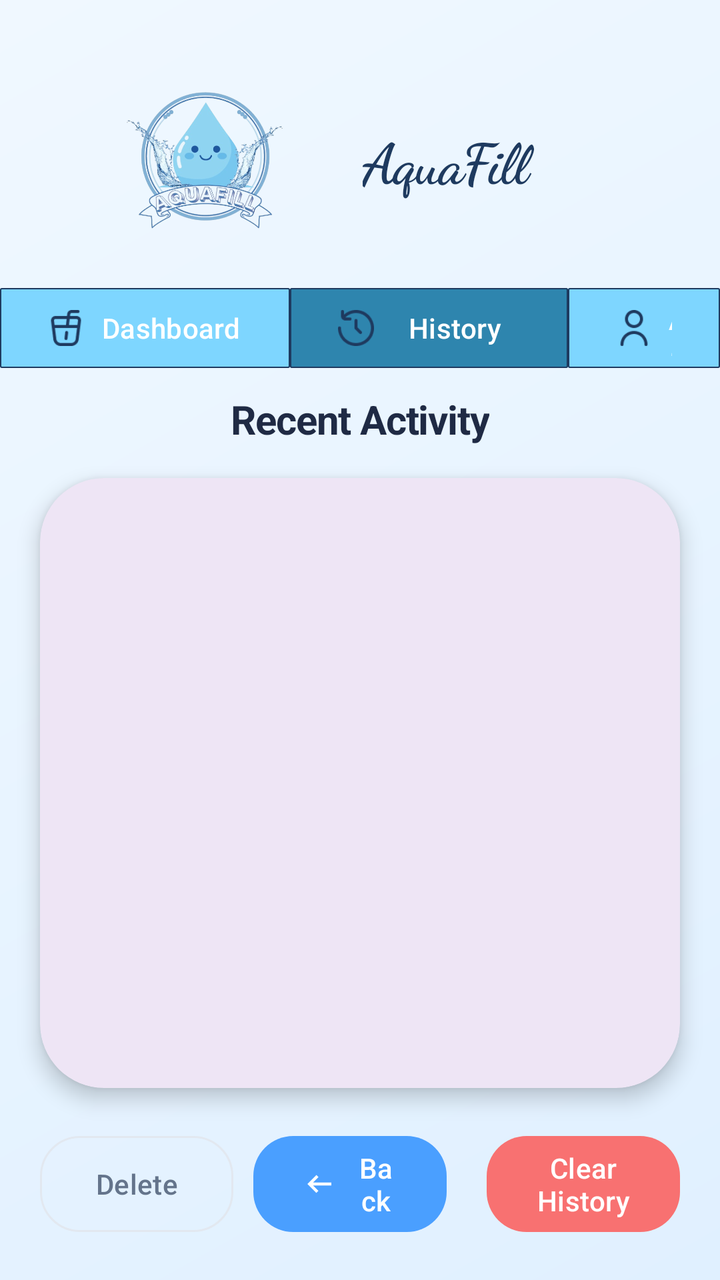
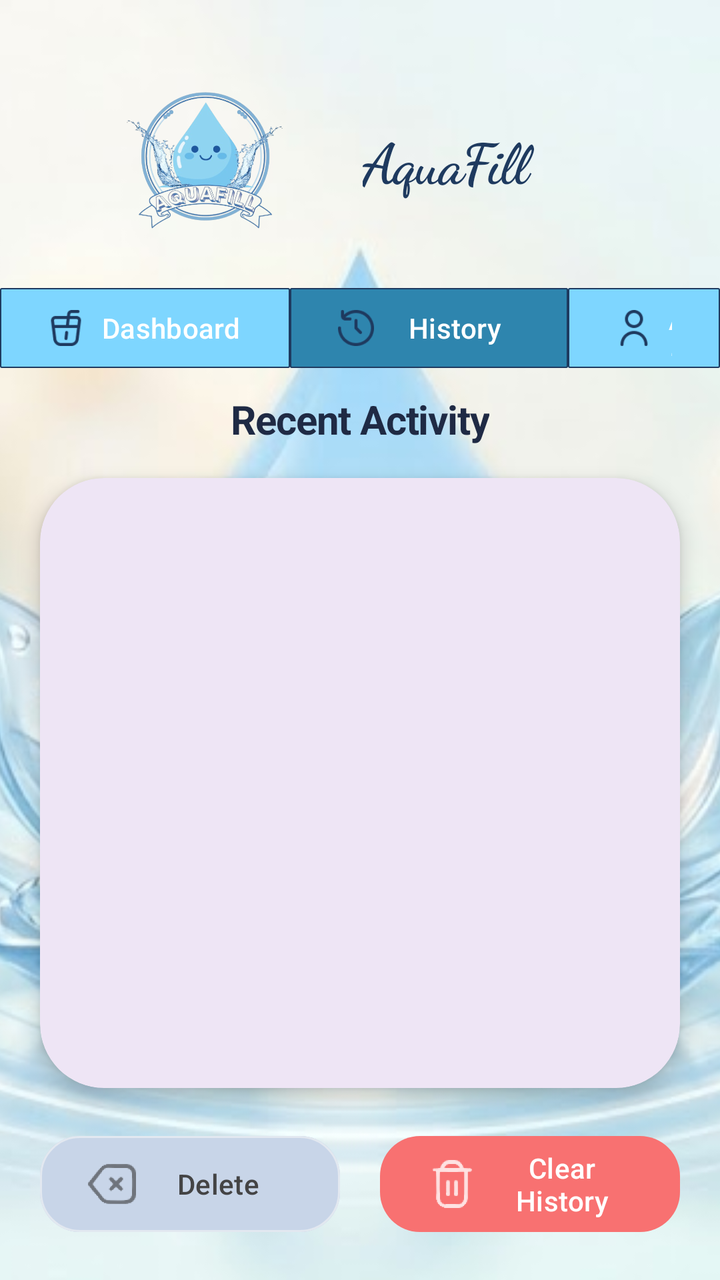

Before-and-after screenshots of an Android layout around one commit, followed by the original layout XML and the change that was made.
<!-- AndroidManifest.xml: application theme Theme.WaterReminder -->
<!-- res/layout/activity_history.xml -->
<?xml version="1.0" encoding="utf-8"?>
<androidx.constraintlayout.widget.ConstraintLayout
    xmlns:android="http://schemas.android.com/apk/res/android"
    xmlns:app="http://schemas.android.com/apk/res-auto"
    android:layout_width="match_parent"
    android:layout_height="match_parent"
    android:background="@drawable/bg_aquafill"
    android:fitsSystemWindows="true">

    <LinearLayout
        android:id="@+id/header"
        android:layout_width="0dp"
        android:layout_height="wrap_content"
        android:orientation="horizontal"
        android:paddingHorizontal="24dp"
        android:paddingTop="40dp"
        android:gravity="center_vertical"
        app:layout_constraintTop_toTopOf="parent"
        app:layout_constraintStart_toStartOf="parent"
        app:layout_constraintEnd_toEndOf="parent">

        <ImageView
            android:id="@+id/imageView"
            android:layout_width="3dp"
            android:layout_height="80dp"
            android:layout_weight="1"
            app:srcCompat="@drawable/pic" />

        <TextView
            android:layout_width="0dp"
            android:layout_height="wrap_content"
            android:layout_weight="1"
            android:text="AquaFill"
            android:textColor="#1E3A5F"
            android:textSize="28sp"
            android:fontFamily="cursive"
            android:textStyle="bold"
            android:letterSpacing="-0.02" />

    </LinearLayout>
    <LinearLayout
        android:id="@+id/navBar"
        android:layout_width="0dp"
        android:layout_height="wrap_content"
        android:orientation="horizontal"
        android:paddingHorizontal="0dp"
        android:paddingTop="20dp"
        android:gravity="center_vertical"
        app:layout_constraintTop_toBottomOf="@+id/header"
        app:layout_constraintStart_toStartOf="parent"
        app:layout_constraintEnd_toEndOf="parent">

        <com.google.android.material.button.MaterialButton
            android:id="@+id/btnDashboard"
            style="@style/Widget.Material3.Button"
            android:layout_width="145dp"
            android:layout_height="48dp"
            android:text="Dashboard"
            android:textSize="14sp"
            app:backgroundTint="#7ED6FF"
            app:cornerRadius="1dp"
            app:icon="@drawable/drinkdash"
            app:iconTint="#1E3A5F"
            app:strokeColor="#1E3A5F"
            app:strokeWidth="0.5dp" />

        <com.google.android.material.button.MaterialButton
            android:id="@+id/btnHisto"
            style="@style/Widget.Material3.Button"
            android:layout_width="139dp"
            android:layout_height="48dp"
            android:text="History"
            android:textSize="14sp"
            app:icon="@drawable/histdash"
            app:cornerRadius="1dp"
            app:backgroundTint="#2E85AE"
            app:iconTint="#1E3A5F"
            app:strokeColor="#1E3A5F"
            app:strokeWidth="0.5dp" />

        <com.google.android.material.button.MaterialButton
            android:id="@+id/btnAcc"
            style="@style/Widget.Material3.Button"
            android:layout_width="wrap_content"
            android:layout_height="48dp"
            android:text="Account"
            android:textSize="14sp"
            app:icon="@drawable/acc"
            app:cornerRadius="1dp"
            app:backgroundTint="#7ED6FF"
            app:iconTint="#1E3A5F"
            app:strokeColor="#1E3A5F"
            app:strokeWidth="0.5dp" />
    </LinearLayout>

    <TextView
        android:id="@+id/tv_recent_title"
        android:layout_width="wrap_content"
        android:layout_height="wrap_content"
        android:text="Recent Activity"
        android:textColor="#1F2A44"
        android:textSize="20sp"
        android:textStyle="bold"
        android:letterSpacing="-0.02"
        android:layout_marginTop="8dp"
        app:layout_constraintStart_toStartOf="parent"
        app:layout_constraintEnd_toEndOf="parent"
        app:layout_constraintTop_toBottomOf="@id/navBar" />

    <com.google.android.material.card.MaterialCardView
        android:id="@+id/history_card"
        android:layout_width="0dp"
        android:layout_height="0dp"
        android:layout_marginHorizontal="20dp"
        android:layout_marginTop="16dp"
        app:cardCornerRadius="32dp"
        app:cardElevation="6dp"
        app:strokeWidth="0dp"
        app:layout_constraintTop_toBottomOf="@id/tv_recent_title"
        app:layout_constraintBottom_toTopOf="@id/bottom_actions"
        app:layout_constraintStart_toStartOf="parent"
        app:layout_constraintEnd_toEndOf="parent">

        <androidx.recyclerview.widget.RecyclerView
            android:id="@+id/rv_history"
            android:layout_width="match_parent"
            android:layout_height="match_parent"
            android:paddingHorizontal="8dp"
            android:paddingVertical="12dp"
            android:clipToPadding="false"
            app:layoutManager="androidx.recyclerview.widget.LinearLayoutManager" />

    </com.google.android.material.card.MaterialCardView>

    <LinearLayout
        android:id="@+id/bottom_actions"
        android:layout_width="0dp"
        android:layout_height="wrap_content"
        android:orientation="horizontal"
        android:padding="20dp"
        android:gravity="center"
        app:layout_constraintBottom_toBottomOf="parent"
        app:layout_constraintStart_toStartOf="parent"
        app:layout_constraintEnd_toEndOf="parent">

        <com.google.android.material.button.MaterialButton
            android:id="@+id/btn_delete"
            style="@style/Widget.Material3.Button.OutlinedButton"
            android:layout_width="0dp"
            android:layout_weight="1"
            android:layout_height="56dp"
            android:text="Delete"
            android:textColor="#64748B"
            app:strokeColor="#E2E8F0"
            app:cornerRadius="20dp"
            android:layout_marginEnd="10dp" />

        <com.google.android.material.button.MaterialButton
            android:id="@+id/btnBack"
            style="@style/Widget.Material3.Button"
            android:layout_width="0dp"
            android:layout_weight="1"
            android:layout_height="56dp"
            android:text="Back"
            app:icon="@drawable/icon_back"
            app:iconGravity="start"
            app:backgroundTint="#4A9FFF"
            app:cornerRadius="20dp"
            android:layout_marginEnd="10dp" />

        <com.google.android.material.button.MaterialButton
            android:id="@+id/btn_clear_all"
            style="@style/Widget.Material3.Button"
            android:layout_width="0dp"
            android:layout_weight="1"
            android:layout_height="56dp"
            android:text="Clear History"
            android:textColor="#FFFFFF"
            app:backgroundTint="#F87171"
            app:cornerRadius="20dp"
            android:layout_marginStart="10dp" />

    </LinearLayout>

</androidx.constraintlayout.widget.ConstraintLayout>
<!-- resources referenced by this layout -->
<resources>
  <!-- drawable acc: png bitmap (drawable, 785 bytes) -->
  <!-- drawable bg_aquafill (drawable) -->
  <shape xmlns:android="http://schemas.android.com/apk/res/android">
      <gradient
          android:startColor="#E0F0FF"
          android:endColor="#F0F8FF"
          android:angle="135"/>
  </shape>
  <!-- drawable drinkdash: png bitmap (drawable, 769 bytes) -->
  <!-- drawable histdash: png bitmap (drawable, 953 bytes) -->
  <!-- drawable icon_back (drawable) -->
  <vector xmlns:android="http://schemas.android.com/apk/res/android"
      android:width="24dp"
      android:height="24dp"
      android:viewportWidth="24"
      android:viewportHeight="24">
      <path
          android:fillColor="#1E3A5F"
          android:pathData="M20,11H7.83L11.41,7.41L10,6L4,12L10,18L11.41,16.59L7.83,13H20V11Z" />
  </vector>
  <!-- drawable pic: png bitmap (drawable, 244769 bytes) -->
  <style name="Theme.WaterReminder" parent="Base.Theme.WaterReminder" />
  <style name="Base.Theme.WaterReminder" parent="Theme.Material3.DayNight.NoActionBar">
          
          
      </style>
</resources>

<!-- the commit's change to res/layout/activity_history.xml (unified diff, before → after) -->
@@ -6,6 +6,16 @@
     android:layout_height="match_parent"
     android:background="@drawable/bg_aquafill"
     android:fitsSystemWindows="true">
+
+    <ImageView
+        android:layout_width="0dp"
+        android:layout_height="0dp"
+        android:src="@drawable/bgwater"
+        android:scaleType="centerCrop"
+        app:layout_constraintTop_toTopOf="parent"
+        app:layout_constraintBottom_toBottomOf="parent"
+        app:layout_constraintStart_toStartOf="parent"
+        app:layout_constraintEnd_toEndOf="parent" />
 
     <LinearLayout
         android:id="@+id/header"
@@ -150,21 +160,10 @@
             android:layout_weight="1"
             android:layout_height="56dp"
             android:text="Delete"
-            android:textColor="#64748B"
+            android:textColor="#444445"
             app:strokeColor="#E2E8F0"
-            app:cornerRadius="20dp"
-            android:layout_marginEnd="10dp" />
-
-        <com.google.android.material.button.MaterialButton
-            android:id="@+id/btnBack"
-            style="@style/Widget.Material3.Button"
-            android:layout_width="0dp"
-            android:layout_weight="1"
-            android:layout_height="56dp"
-            android:text="Back"
-            app:icon="@drawable/icon_back"
-            app:iconGravity="start"
-            app:backgroundTint="#4A9FFF"
+            android:backgroundTint="#C8D5E8"
+            android:drawableLeft="@drawable/ic_delete"
             app:cornerRadius="20dp"
             android:layout_marginEnd="10dp" />
 
@@ -175,6 +174,7 @@
             android:layout_weight="1"
             android:layout_height="56dp"
             android:text="Clear History"
+            android:drawableLeft="@drawable/trash"
             android:textColor="#FFFFFF"
             app:backgroundTint="#F87171"
             app:cornerRadius="20dp"
<!-- resource entries referenced after the edit -->
@@ -8,19 +8,12 @@
           android:endColor="#F0F8FF"
           android:angle="135"/>
   </shape>
+  <!-- drawable bgwater: png bitmap (drawable, 424858 bytes) -->
   <!-- drawable drinkdash: png bitmap (drawable, 769 bytes) -->
   <!-- drawable histdash: png bitmap (drawable, 953 bytes) -->
-  <!-- drawable icon_back (drawable) -->
-  <vector xmlns:android="http://schemas.android.com/apk/res/android"
-      android:width="24dp"
-      android:height="24dp"
-      android:viewportWidth="24"
-      android:viewportHeight="24">
-      <path
-          android:fillColor="#1E3A5F"
-          android:pathData="M20,11H7.83L11.41,7.41L10,6L4,12L10,18L11.41,16.59L7.83,13H20V11Z" />
-  </vector>
+  <!-- drawable ic_delete: png bitmap (drawable-hdpi, 1054 bytes) -->
   <!-- drawable pic: png bitmap (drawable, 244769 bytes) -->
+  <!-- drawable trash: png bitmap (drawable-hdpi, 904 bytes) -->
   <style name="Theme.WaterReminder" parent="Base.Theme.WaterReminder" />
   <style name="Base.Theme.WaterReminder" parent="Theme.Material3.DayNight.NoActionBar">
           
